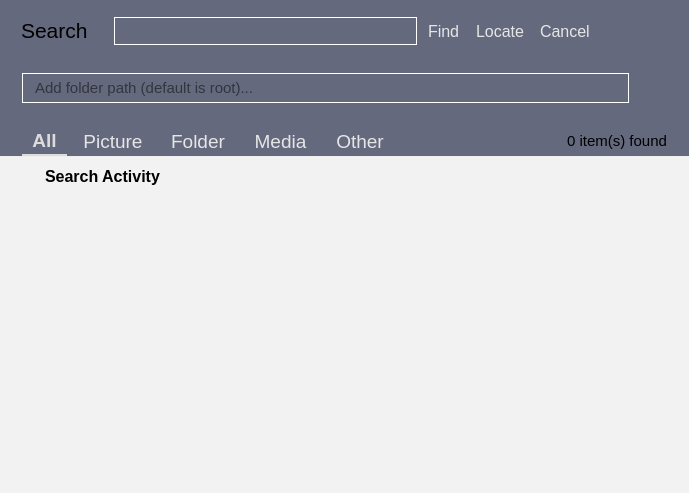
Qt form app/search/search.ui (rahmanshaber/corebox) before a commit.
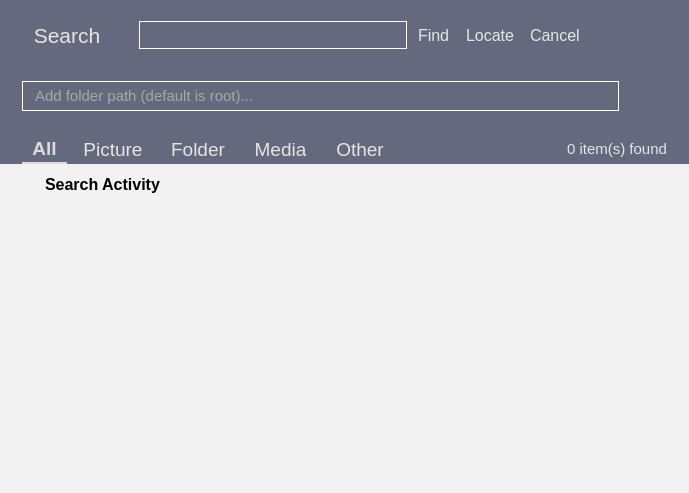
The same form after that commit. Icons and pictures are not drawn.

```diff
--- a/app/search/search.ui
+++ b/app/search/search.ui
@@ -33,12 +33,47 @@
     <number>0</number>
    </property>
    <item>
-    <widget class="QFrame" name="options">
+    <widget class="QWidget" name="options" native="true">
      <property name="styleSheet">
       <string notr="true">QWidget{
 background-color:#64697D;
-color:#000000; 
+color: #E6E6E6;
 border: 1px rgb(67, 67, 67);
+}
+
+QToolButton{
+color : #E6E6E6;
+border: 1px rgb(67, 67, 67);
+padding: 5px 5px 5px 5px;
+}
+
+QToolButton:checked{
+border:none;
+border-bottom: 2px solid #DCDCDC;
+color: #DCDCDC; 
+font-weight: bold;
+}
+
+
+QLineEdit {
+    border: 1px solid #ffffff;
+    padding: 5px 5px 5px 10px;
+}
+
+
+
+QPushButton{
+Text-align:left;
+color:#E6E6E6; 
+padding: 5px 5px 5px 5px;
+}
+
+QPushButton:pressed{
+background-color:#1793D1; 
+}
+
+QPushButton:hover {
+background-color: #1793D1;
 }</string>
      </property>
      <layout class="QVBoxLayout" name="verticalLayout">
@@ -47,6 +82,9 @@
       </property>
       <item>
        <widget class="QFrame" name="searchbar">
+        <property name="styleSheet">
+         <string notr="true"/>
+        </property>
         <layout class="QHBoxLayout" name="horizontalLayout_4">
          <property name="leftMargin">
           <number>10</number>
@@ -61,7 +99,7 @@
           <number>10</number>
          </property>
          <item>
-          <widget class="QPushButton" name="title">
+          <widget class="QToolButton" name="title">
            <property name="font">
             <font>
              <pointsize>16</pointsize>
@@ -74,8 +112,7 @@
             <enum>Qt::LeftToRight</enum>
            </property>
            <property name="styleSheet">
-            <string notr="true">Text-align:left
-</string>
+            <string notr="true"/>
            </property>
            <property name="text">
             <string notr="true">Search</string>
@@ -90,8 +127,8 @@
              <height>24</height>
             </size>
            </property>
-           <property name="flat">
-            <bool>true</bool>
+           <property name="toolButtonStyle">
+            <enum>Qt::ToolButtonTextBesideIcon</enum>
            </property>
           </widget>
          </item>
@@ -114,11 +151,7 @@
          <item>
           <widget class="QLineEdit" name="searchFF">
            <property name="styleSheet">
-            <string notr="true">QLineEdit {
-    border: 1px solid #ffffff;
-    padding: 5px 5px 5px 10px;
-}
-</string>
+            <string notr="true"/>
            </property>
            <property name="clearButtonEnabled">
             <bool>true</bool>
@@ -141,21 +174,6 @@
            <property name="focusPolicy">
             <enum>Qt::NoFocus</enum>
            </property>
-           <property name="styleSheet">
-            <string notr="true">QPushButton{
-Text-align:left;
-color:#E6E6E6; 
-padding: 5px 5px 5px 5px;
-}
-
-QPushButton:pressed{
-background-color:#1793D1; 
-}
-
-QPushButton:hover {
-background-color: #1793D1;
-}</string>
-           </property>
            <property name="text">
             <string>Find</string>
            </property>
@@ -183,21 +201,6 @@
            <property name="focusPolicy">
             <enum>Qt::NoFocus</enum>
            </property>
-           <property name="styleSheet">
-            <string notr="true">QPushButton{
-Text-align:left;
-color:#E6E6E6; 
-padding: 5px 5px 5px 5px;
-}
-
-QPushButton:pressed{
-background-color:#1793D1; 
-}
-
-QPushButton:hover {
-background-color: #1793D1;
-}</string>
-           </property>
            <property name="text">
             <string>Locate</string>
            </property>
@@ -220,19 +223,7 @@
             <enum>Qt::NoFocus</enum>
            </property>
            <property name="styleSheet">
-            <string notr="true">QPushButton{
-Text-align:left;
-color:#E6E6E6; 
-padding: 5px 5px 5px 5px;
-}
-
-QPushButton:pressed{
-background-color:#1793D1; 
-}
-
-QPushButton:hover {
-background-color: #1793D1;
-}</string>
+            <string notr="true"/>
            </property>
            <property name="text">
             <string>Cancel</string>
@@ -266,17 +257,6 @@
            <property name="focusPolicy">
             <enum>Qt::NoFocus</enum>
            </property>
-           <property name="styleSheet">
-            <string notr="true">
-QPushButton:checked{
-background-color:#45454D ;
-}
-
-QPushButton:!checked{
-color: #57585D ;
-}
-</string>
-           </property>
            <property name="text">
             <string/>
            </property>
@@ -332,16 +312,6 @@
              <pointsize>11</pointsize>
             </font>
            </property>
-           <property name="styleSheet">
-            <string notr="true">QLineEdit{
-border: 1px solid #ffffff;
-padding: 5px 5px 5px 10px;
-}
-
-QLineEdit:focus{
-border:1px solid gray;
-}</string>
-           </property>
            <property name="text">
             <string/>
            </property>
@@ -375,6 +345,9 @@
       </item>
       <item>
        <widget class="QFrame" name="typeframe">
+        <property name="styleSheet">
+         <string notr="true"/>
+        </property>
         <property name="frameShape">
          <enum>QFrame::NoFrame</enum>
         </property>
@@ -409,22 +382,6 @@
              <bold>false</bold>
             </font>
            </property>
-           <property name="styleSheet">
-            <string notr="true">QToolButton{
-color : #E6E6E6;
-border: 1px rgb(67, 67, 67);
-padding: 5px 5px 5px 5px;
-}
-
-QToolButton:checked
-{
-border:none;
-border-bottom: 2px solid #DCDCDC;
-color: #DCDCDC; 
-font-weight: bold;
-}
-</string>
-           </property>
            <property name="text">
             <string>All</string>
            </property>
@@ -469,22 +426,6 @@
              <bold>false</bold>
             </font>
            </property>
-           <property name="styleSheet">
-            <string notr="true">QToolButton{
-color : #E6E6E6;
-border: 1px rgb(67, 67, 67);
-padding: 5px 5px 5px 5px;
-}
-
-QToolButton:checked
-{
-border:none;
-border-bottom: 2px solid #DCDCDC;
-color: #DCDCDC; 
-font-weight: bold;
-}
-</string>
-           </property>
            <property name="text">
             <string>Picture</string>
            </property>
@@ -522,20 +463,7 @@
             </font>
            </property>
            <property name="styleSheet">
-            <string notr="true">QToolButton{
-color : #E6E6E6;
-border: 1px rgb(67, 67, 67);
-padding: 5px 5px 5px 5px;
-}
-
-QToolButton:checked
-{
-border:none;
-border-bottom: 2px solid #DCDCDC;
-color: #DCDCDC; 
-font-weight: bold;
-}
-</string>
+            <string notr="true"/>
            </property>
            <property name="text">
             <string>Folder</string>
@@ -578,22 +506,6 @@
              <bold>false</bold>
             </font>
            </property>
-           <property name="styleSheet">
-            <string notr="true">QToolButton{
-color : #E6E6E6;
-border: 1px rgb(67, 67, 67);
-padding: 5px 5px 5px 5px;
-}
-
-QToolButton:checked
-{
-border:none;
-border-bottom: 2px solid #DCDCDC;
-color: #DCDCDC; 
-font-weight: bold;
-}
-</string>
-           </property>
            <property name="text">
             <string>Media</string>
            </property>
@@ -632,22 +544,6 @@
              <bold>false</bold>
             </font>
            </property>
-           <property name="styleSheet">
-            <string notr="true">QToolButton{
-color : #E6E6E6;
-border: 1px rgb(67, 67, 67);
-padding: 5px 5px 5px 5px;
-}
-
-QToolButton:checked
-{
-border:none;
-border-bottom: 2px solid #DCDCDC;
-color: #DCDCDC; 
-font-weight: bold;
-}
-</string>
-           </property>
            <property name="text">
             <string>Other</string>
            </property>
```
